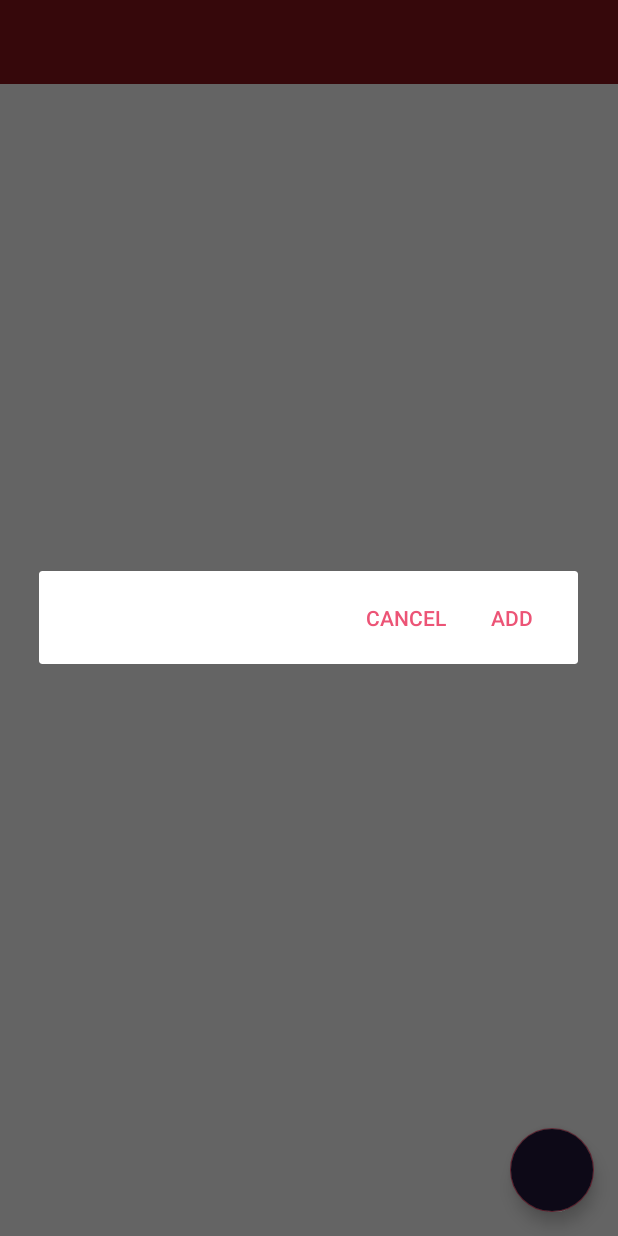
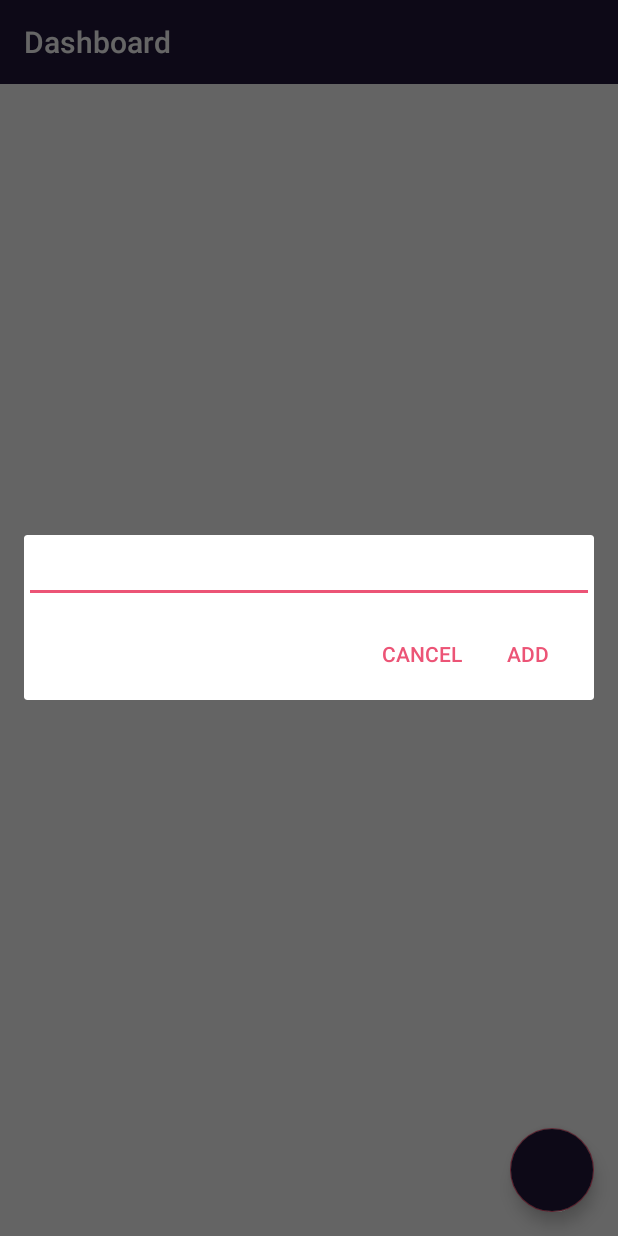
Before and after one commit to Snerdette/CST-407-Mobile-Development, an Android app: the screen it shows after launch (DashboardActivity), after a tap on an icon or button, on a phone screen of 412 x 824 dp. Run offline under Robolectric (Android 15) with nearby library versions, the phone set to English and light mode, and no system bars.

Commit message:
One chunk left!

```diff
--- a/ToDoList/app/src/main/java/com/snerdette/needylist/DashboardActivity.kt
+++ b/ToDoList/app/src/main/java/com/snerdette/needylist/DashboardActivity.kt
@@ -1,10 +1,17 @@
 package com.snerdette.needylist
 
+import android.content.Context
 import android.content.DialogInterface
 import androidx.appcompat.app.AppCompatActivity
 import android.os.Bundle
+import android.view.LayoutInflater
+import android.view.View
+import android.view.ViewGroup
 import android.widget.EditText
+import android.widget.TextView
 import androidx.appcompat.app.AlertDialog
+import androidx.recyclerview.widget.LinearLayoutManager
+import androidx.recyclerview.widget.RecyclerView
 import com.snerdette.needylist.DTO.ToDo
 import kotlinx.android.synthetic.main.activity_dashboard.*
 
@@ -15,16 +22,21 @@ class DashboardActivity : AppCompatActivity() {
     override fun onCreate(savedInstanceState: Bundle?) {
         super.onCreate(savedInstanceState)
         setContentView(R.layout.activity_dashboard)
+        setSupportActionBar(dashboard_toolbar)
+        title = "Dashboard"
         dbHandler = DBHandler(this)
+        rv_dashboard.layoutManager = LinearLayoutManager(this)
         fab_dashboard.setOnClickListener {
             val dialog = AlertDialog.Builder(this)
             val view = layoutInflater.inflate(R.layout.dialog_dashboard, null)
+            dialog.setView(view)
             val toDoName = view.findViewById<EditText>(R.id.ev_todo)
             dialog.setPositiveButton("Add") { _: DialogInterface, _: Int ->
                if(toDoName.text.isNotEmpty()){
                    val toDo = ToDo()
                    toDo.name = toDoName.text.toString()
                    dbHandler.addToDo(toDo)
+                   refreshList()
                }
             }
             dialog.setNegativeButton("Cancel") {
@@ -34,4 +46,31 @@ class DashboardActivity : AppCompatActivity() {
             dialog.show()
         }
     }
+
+    override fun onResume(){
+        refreshList()
+        super.onResume()
+    }
+
+    private fun refreshList() {
+        rv_dashboard.adapter = DashboardAdapter(this, dbHandler.getToDos())
+    }
+
+    class DashboardAdapter (val context: Context, val list: MutableList<ToDo>) : RecyclerView.Adapter<DashboardAdapter.ViewHolder>(){
+        override fun onCreateViewHolder(p0: ViewGroup, p1: Int): ViewHolder {
+            return ViewHolder(LayoutInflater.from(context).inflate(R.layout.rv_child_dashboard, p0, false))
+        }
+
+        override fun getItemCount(): Int {
+            return list.size
+        }
+
+        override fun onBindViewHolder(holder: ViewHolder, p1: Int) {
+            holder.toDoName.text = list[p1].name
+        }
+
+        class ViewHolder(v:View) : RecyclerView.ViewHolder(v) {
+            val toDoName: TextView = v.findViewById(R.id.tv_todo_name)
+        }
+    }
 }
--- a/ToDoList/app/src/main/res/layout/activity_dashboard.xml
+++ b/ToDoList/app/src/main/res/layout/activity_dashboard.xml
@@ -6,16 +6,19 @@
     android:layout_height="match_parent"
     tools:context=".DashboardActivity">
 
-    <Toolbar
+    <androidx.appcompat.widget.Toolbar
+        android:id="@+id/dashboard_toolbar"
         android:layout_width="match_parent"
         android:layout_height="?android:actionBarSize"
-        android:background="@color/colorPrimary" />
+        android:theme="@style/ThemeOverlay.AppCompat.Dark.ActionBar"
+        android:background="@color/colorPrimaryDark" />
 
-    <view class="androidx.appcompat.app.AlertController$RecycleListView"
+    <androidx.recyclerview.widget.RecyclerView
+        android:layout_below="@id/dashboard_toolbar"
         android:id="@+id/rv_dashboard"
         android:layout_width="match_parent"
         android:layout_height="match_parent">
-    </view>
+    </androidx.recyclerview.widget.RecyclerView>
 
     <com.google.android.material.floatingactionbutton.FloatingActionButton
         android:id="@+id/fab_dashboard"
```
Also changed, not shown: ToDoList/app/src/main/res/layout/rv_child_dashboard.xml (added, +13 -0 lines).
